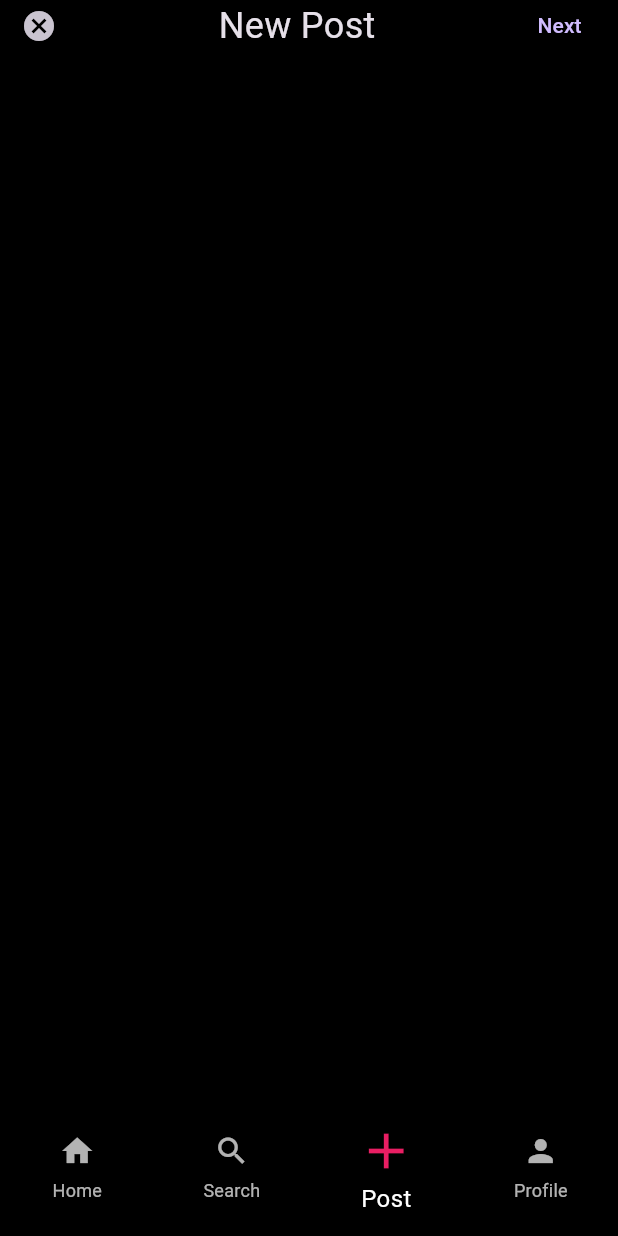
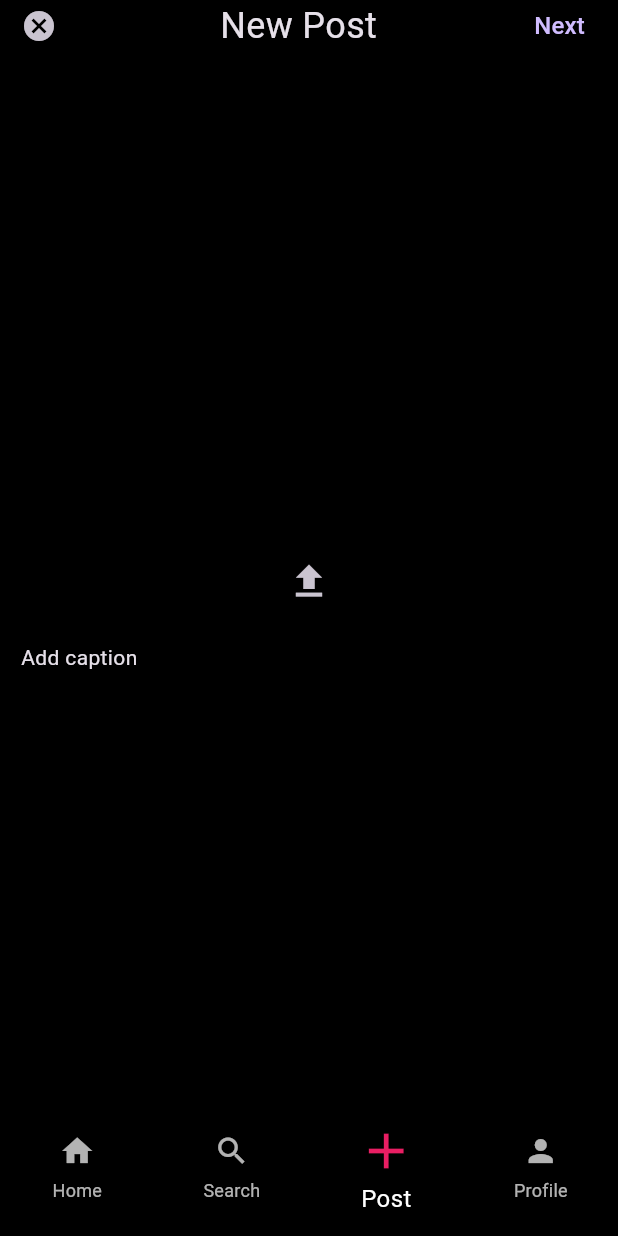
Before and after one commit to HazemAhmed677/insta-app, a Flutter app: the HomeView screen opened by its route, item 3 of the bottom bar chosen, on a phone screen of 412 x 824 dp. Run offline on Flutter 3.47's test engine with Material 3 defaults, Android fonts, the phone set to English and light mode, and no system bars; our stand-ins replace flutter_bloc.

Commit message:
body of add post view

```diff
--- a/lib/views/add_post_view.dart
+++ b/lib/views/add_post_view.dart
@@ -5,7 +5,9 @@ class AddPostView extends StatelessWidget {
   static String addPostId = 'Search page';
   @override
   Widget build(BuildContext context) {
+    double hight = MediaQuery.of(context).size.height;
     return Column(
+      crossAxisAlignment: CrossAxisAlignment.start,
       children: [
         Row(
           mainAxisAlignment: MainAxisAlignment.spaceBetween,
@@ -14,13 +16,14 @@ class AddPostView extends StatelessWidget {
               padding: EdgeInsets.zero,
               constraints: const BoxConstraints(),
               style: const ButtonStyle(
-                  tapTargetSize: MaterialTapTargetSize.shrinkWrap),
+                tapTargetSize: MaterialTapTargetSize.shrinkWrap,
+              ),
               onPressed: () {},
               icon: const Icon(Icons.cancel),
             ),
             const Padding(
-              padding: const EdgeInsets.only(left: 10.0),
-              child: const Text(
+              padding: EdgeInsets.only(left: 12.0),
+              child: Text(
                 'New Post',
                 style: TextStyle(fontSize: 24),
               ),
@@ -32,9 +35,29 @@ class AddPostView extends StatelessWidget {
                 minimumSize: const Size(50, 30),
               ),
               onPressed: () {},
-                child: Text('Next'))
+              child: const Text(
+                'Next',
+                style: TextStyle(fontSize: 16),
+              ),
+            ),
           ],
-        )
+        ),
+        SizedBox(
+          height: hight * 0.4,
+        ),
+        Center(
+          child: IconButton(
+            onPressed: () {},
+            icon: const Icon(
+              Icons.upload,
+              size: 30,
+            ),
+          ),
+        ),
+        SizedBox(
+          height: hight * 0.02,
+        ),
+        Text('Add caption')
       ],
     );
   }
```
Also changed, not shown: lib/widgets/custom_text_form_field.dart (renamed from lib/widgets/custom_text_field.dart, +4 -4 lines). Lines whose indentation alone changed are shown as unchanged.
